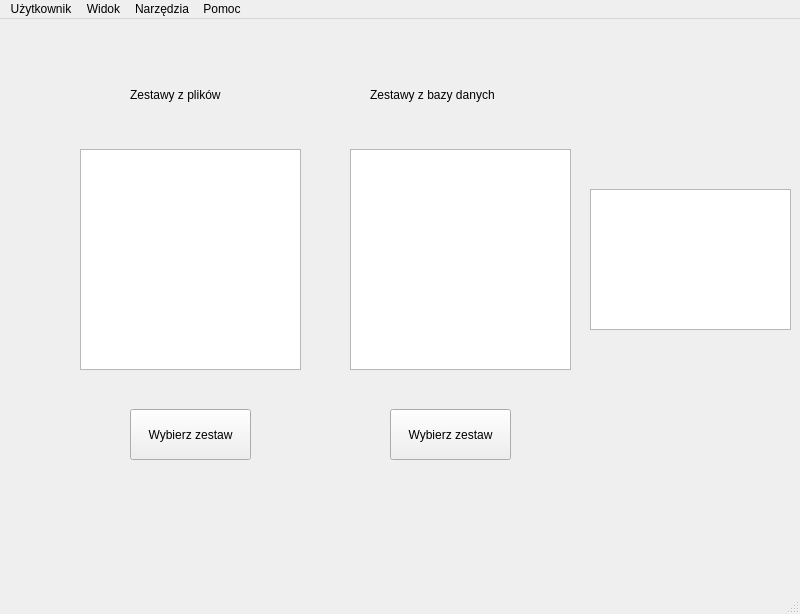
Above: src/qt_ui/mainwindow.ui from Michalmo12345/FlashcardQTApp before the change. Below: the same form after it.
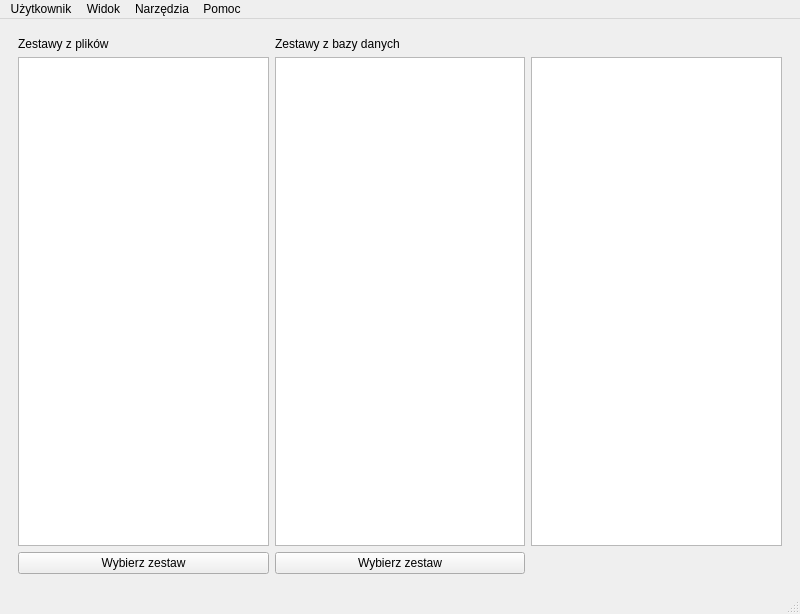
That is the form after the change. The open tabs and pages were chosen to show the change.

Diff of the .ui file:
```diff
--- a/src/qt_ui/mainwindow.ui
+++ b/src/qt_ui/mainwindow.ui
@@ -14,15 +14,9 @@
    <string>MainWindow</string>
   </property>
   <widget class="QWidget" name="centralwidget">
+   <layout class="QGridLayout" name="gridLayout">
+    <item row="0" column="0">
    <widget class="QStackedWidget" name="baseStack">
-    <property name="geometry">
-     <rect>
-      <x>10</x>
-      <y>0</y>
-      <width>782</width>
-      <height>538</height>
-     </rect>
-    </property>
     <property name="styleSheet">
      <string notr="true">QPushButton:pressed {
     background-color: rgb(222, 221, 218)
@@ -82,88 +76,45 @@
      </widget>
     </widget>
     <widget class="QWidget" name="page_2">
-     <widget class="QListWidget" name="fileSetsList">
-      <property name="geometry">
-       <rect>
-        <x>70</x>
-        <y>130</y>
-        <width>221</width>
-        <height>221</height>
-       </rect>
-      </property>
-     </widget>
-     <widget class="QListWidget" name="dbSetsList">
-      <property name="geometry">
-       <rect>
-        <x>340</x>
-        <y>130</y>
-        <width>221</width>
-        <height>221</height>
-       </rect>
-      </property>
-     </widget>
+       <layout class="QGridLayout" name="gridLayout_3">
+        <item row="0" column="0">
      <widget class="QLabel" name="label_6">
-      <property name="geometry">
-       <rect>
-        <x>120</x>
-        <y>50</y>
-        <width>121</width>
-        <height>51</height>
-       </rect>
-      </property>
       <property name="text">
        <string>Zestawy z plików</string>
       </property>
      </widget>
+        </item>
+        <item row="0" column="1">
      <widget class="QLabel" name="label_7">
-      <property name="geometry">
-       <rect>
-        <x>360</x>
-        <y>50</y>
-        <width>171</width>
-        <height>51</height>
-       </rect>
-      </property>
       <property name="text">
        <string>Zestawy z bazy danych</string>
       </property>
      </widget>
+        </item>
+        <item row="1" column="0">
+         <widget class="QListWidget" name="fileSetsList"/>
+        </item>
+        <item row="1" column="1">
+         <widget class="QListWidget" name="dbSetsList"/>
+        </item>
+        <item row="1" column="2">
+         <widget class="QPlainTextEdit" name="infoSetText"/>
+        </item>
+        <item row="2" column="0">
      <widget class="QPushButton" name="fileCardButton">
-      <property name="geometry">
-       <rect>
-        <x>120</x>
-        <y>390</y>
-        <width>121</width>
-        <height>51</height>
-       </rect>
-      </property>
       <property name="text">
        <string>Wybierz zestaw</string>
       </property>
      </widget>
+        </item>
+        <item row="2" column="1">
      <widget class="QPushButton" name="dbCardButton">
-      <property name="geometry">
-       <rect>
-        <x>380</x>
-        <y>390</y>
-        <width>121</width>
-        <height>51</height>
-       </rect>
-      </property>
       <property name="text">
        <string>Wybierz zestaw</string>
       </property>
      </widget>
-     <widget class="QPlainTextEdit" name="infoSetText">
-      <property name="geometry">
-       <rect>
-        <x>580</x>
-        <y>170</y>
-        <width>201</width>
-        <height>141</height>
-       </rect>
-      </property>
-     </widget>
+        </item>
+       </layout>
     </widget>
     <widget class="QWidget" name="page_4">
      <widget class="QPushButton" name="pushAddFlashcard">
@@ -662,6 +613,8 @@
      </widget>
     </widget>
    </widget>
+    </item>
+   </layout>
   </widget>
   <widget class="QStatusBar" name="statusbar"/>
   <widget class="QMenuBar" name="menuBar">
```
Left out of the diff: 56 changed lines with no effect on the pictures. Lines whose indentation alone changed are shown as unchanged.
